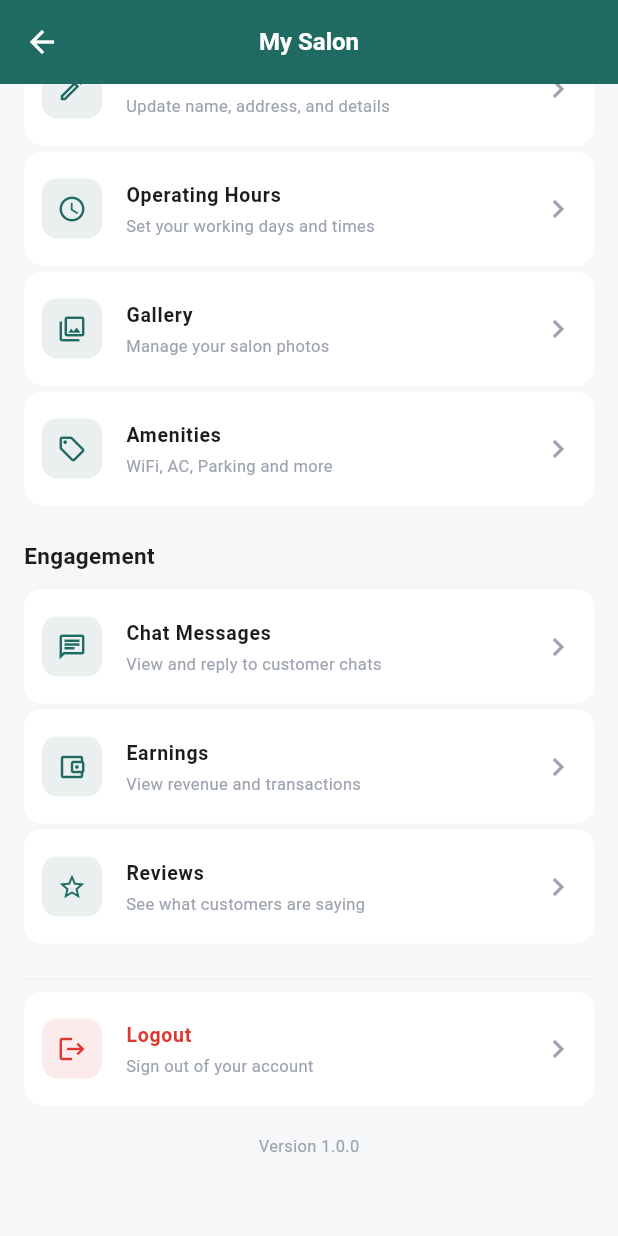
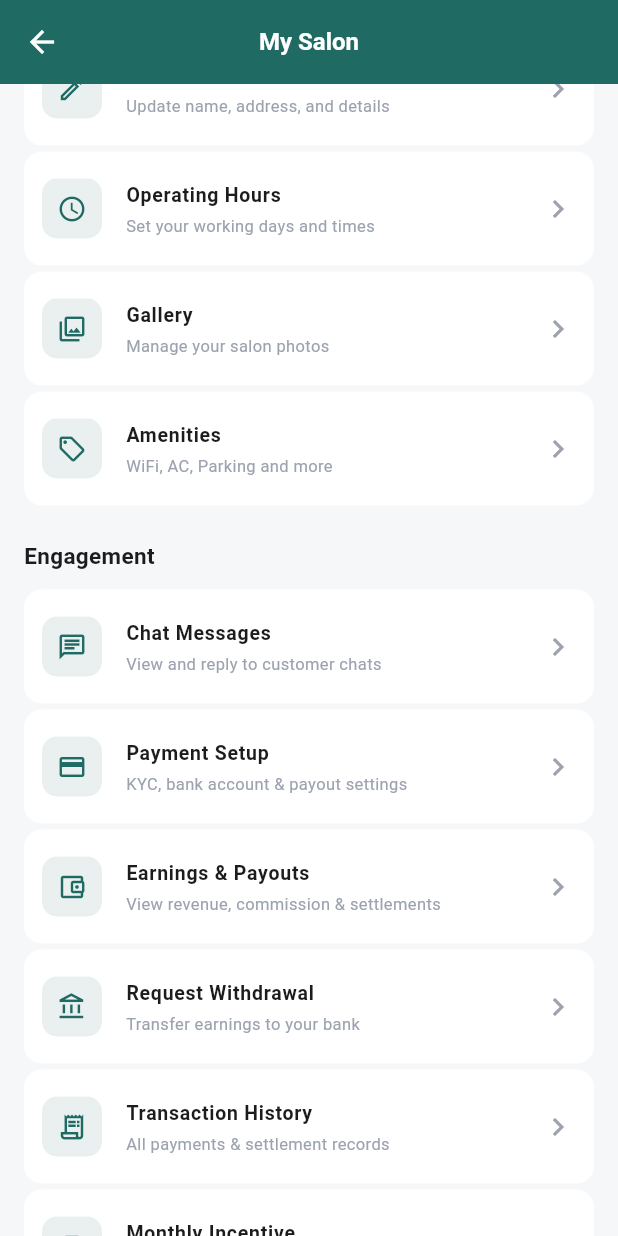
Before and after one commit to mihir-kanzariya/salon-owner, a Flutter app: the SalonProfileScreen screen opened directly, scrolled down 416 dp, on a phone screen of 412 x 824 dp. Run offline on Flutter 3.47's test engine with Material 3 defaults, Android fonts, the light colour scheme and no system bars; our stand-ins replace cached_network_image, connectivity_plus, firebase_core, firebase_messaging, flutter_local_notifications, flutter_secure_storage and 5 more; accounts and stored records are empty; network calls fail.

Commit message:
Add missing flows to salon profile: Payment Setup, Withdrawal, Transactions, Incentive, Team Members

```diff
--- a/lib/features/salon/profile/presentation/screens/salon_profile_screen.dart
+++ b/lib/features/salon/profile/presentation/screens/salon_profile_screen.dart
@@ -8,6 +8,7 @@ import '../../../../../services/api_service.dart';
 import '../../../../../config/api_config.dart';
 import '../../../../auth/presentation/providers/auth_provider.dart';
 import '../../../providers/salon_provider.dart';
+import '../../../salon_shell.dart';
 
 class SalonProfileScreen extends StatefulWidget {
   const SalonProfileScreen({super.key});
@@ -355,16 +356,59 @@ class _SalonProfileScreenState extends State<SalonProfileScreen> {
             },
           ),
           _ProfileMenuTile(
+            icon: Icons.payment_outlined,
+            title: 'Payment Setup',
+            subtitle: 'KYC, bank account & payout settings',
+            onTap: () {
+              if (_salonId != null) {
+                Navigator.pushNamed(context, '/salon/payment-setup', arguments: _salonId);
+              }
+            },
+          ),
+          _ProfileMenuTile(
             icon: Icons.account_balance_wallet_outlined,
-            title: 'Earnings',
-            subtitle: 'View revenue and transactions',
+            title: 'Earnings & Payouts',
+            subtitle: 'View revenue, commission & settlements',
             onTap: () {
-              Navigator.pushNamed(
-                context,
-                '/salon/earnings',
-                arguments: _salonId,
-              );
+              Navigator.pushNamed(context, '/salon/earnings', arguments: _salonId);
             },
+          ),
+          _ProfileMenuTile(
+            icon: Icons.account_balance_outlined,
+            title: 'Request Withdrawal',
+            subtitle: 'Transfer earnings to your bank',
+            onTap: () {
+              Navigator.pushNamed(context, '/salon/withdraw', arguments: {
+                'salon_id': _salonId,
+                'available_balance': 0.0, // Will be loaded on screen
+              });
+            },
+          ),
+          _ProfileMenuTile(
+            icon: Icons.receipt_long_outlined,
+            title: 'Transaction History',
+            subtitle: 'All payments & settlement records',
+            onTap: () {
+              if (_salonId != null) {
+                Navigator.pushNamed(context, '/salon/transactions', arguments: _salonId);
+              }
+            },
+          ),
+          _ProfileMenuTile(
+            icon: Icons.emoji_events_outlined,
+            title: 'Monthly Incentive',
+            subtitle: 'Track progress towards \u20B910,000 bonus',
+            onTap: () {
+              if (_salonId != null) {
+                Navigator.pushNamed(context, '/salon/incentive', arguments: _salonId);
+              }
+            },
+          ),
+          _ProfileMenuTile(
+            icon: Icons.people_outline,
+            title: 'Team Members',
+            subtitle: 'Manage stylists & staff',
+            onTap: () => SalonShell.switchToTab(3),
           ),
           _ProfileMenuTile(
             icon: Icons.star_outline,
@@ -372,11 +416,7 @@ class _SalonProfileScreenState extends State<SalonProfileScreen> {
             subtitle: 'See what customers are saying',
             onTap: () {
               if (_salonId != null) {
-                Navigator.pushNamed(
-                  context,
-                  '/reviews',
-                  arguments: _salonId,
-                );
+                Navigator.pushNamed(context, '/reviews', arguments: _salonId);
               }
             },
           ),
```
